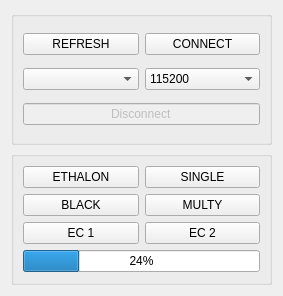
First picture: the form in interfaces/left_panel.ui, repository plailok/PyQT5_Color_Sensor, before the edit.
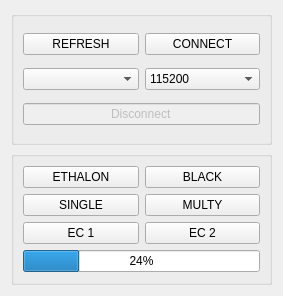
Second picture: the form after the edit.

Diff of the .ui file:
```diff
--- a/interfaces/left_panel.ui
+++ b/interfaces/left_panel.ui
@@ -109,23 +109,23 @@
          </widget>
         </item>
         <item>
+         <widget class="QPushButton" name="pushButton">
+          <property name="text">
+           <string>BLACK</string>
+          </property>
+         </widget>
+        </item>
+       </layout>
+      </item>
+      <item>
+       <layout class="QHBoxLayout" name="horizontalLayout_5">
+        <item>
          <widget class="QPushButton" name="singleButton">
           <property name="text">
            <string>SINGLE</string>
           </property>
          </widget>
         </item>
-       </layout>
-      </item>
-      <item>
-       <layout class="QHBoxLayout" name="horizontalLayout_5">
-        <item>
-         <widget class="QPushButton" name="blackButton">
-          <property name="text">
-           <string>BLACK</string>
-          </property>
-         </widget>
-        </item>
         <item>
          <widget class="QPushButton" name="multiButton">
           <property name="text">
```
Left out of the diff: 4 changed lines with no effect on the pictures.
